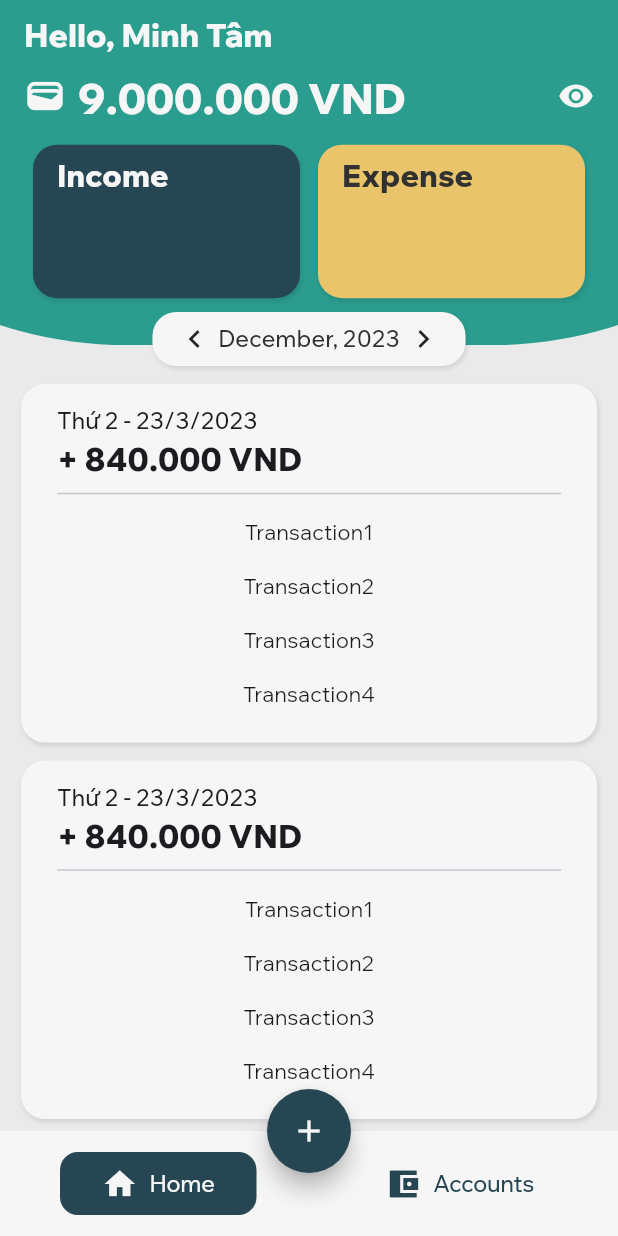
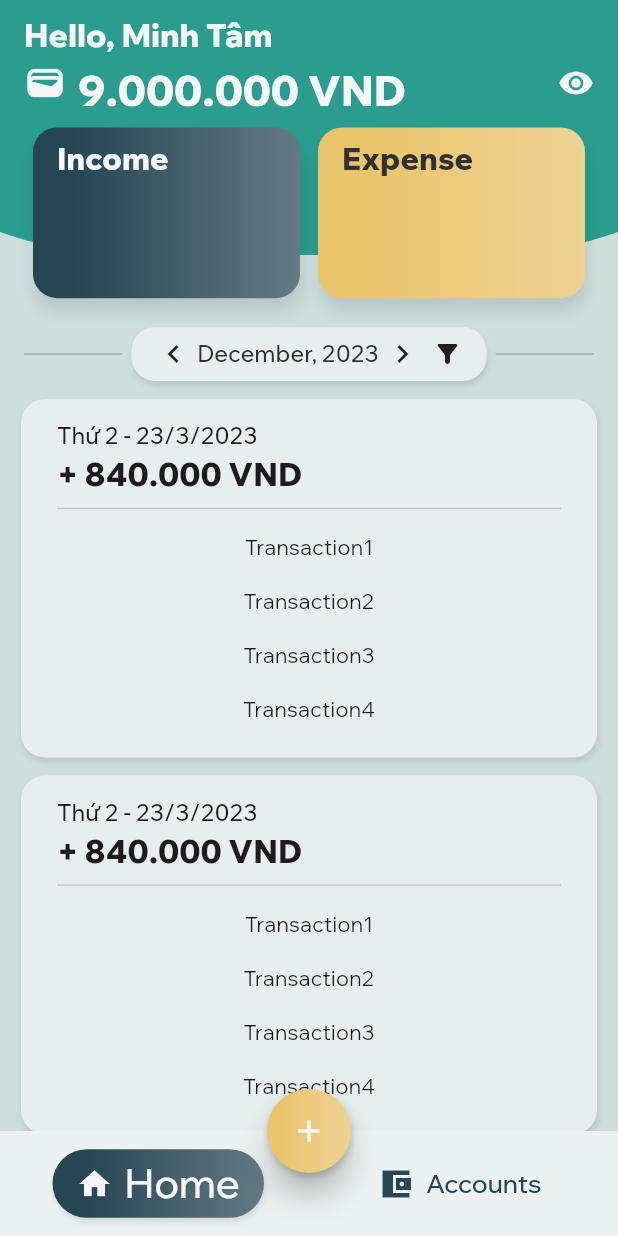
Before and after one commit to minhtaama/money-tracker, a Flutter app: the screen it shows after launch, on a phone screen of 412 x 824 dp. Run offline on Flutter 3.47's test engine with Material 2 defaults, Android fonts, the phone set to English and light mode, and no system bars; our stand-ins replace flutter_riverpod, go_router; missing offline and left inert: snap_scroll_physics; generated files the repository leaves out were written again.

Commit message:
add gradient to card_item.dart and fix bugs related to UI

```diff
--- a/lib/src/common_widgets/card_item.dart
+++ b/lib/src/common_widgets/card_item.dart
@@ -3,16 +3,32 @@ import 'package:money_tracker_app/src/utils/extensions/context_extensions.dart';
 
 class CardItem extends StatelessWidget {
   /// A common widget for this project
-  const CardItem({Key? key, required this.child, this.color, this.height, this.width}) : super(key: key);
-  final Widget child;
+  const CardItem(
+      {Key? key,
+      required this.child,
+      this.color,
+      this.height,
+      this.width,
+      this.isGradient = false,
+      this.borderRadius,
+      this.margin,
+      this.elevation = 1})
+      : super(key: key);
   final Color? color;
   final double? height;
   final double? width;
+  final double elevation;
+  final EdgeInsetsGeometry? margin;
+  final BorderRadiusGeometry? borderRadius;
+  final bool isGradient;
+  final Widget child;
 
   @override
   Widget build(BuildContext context) {
+    final defaultBgColor = Color.lerp(context.appTheme.background2, context.appTheme.secondary, 0.08)!;
+
     return Padding(
-      padding: const EdgeInsets.symmetric(horizontal: 6, vertical: 6),
+      padding: margin ?? const EdgeInsets.symmetric(horizontal: 6, vertical: 6),
       child: Container(
         constraints: const BoxConstraints(
           minHeight: 20,
@@ -21,11 +37,25 @@ class CardItem extends StatelessWidget {
         height: height,
         width: width,
         decoration: BoxDecoration(
-          color: color ?? context.appTheme.background2,
-          borderRadius: BorderRadius.circular(16),
-          boxShadow: [
-            BoxShadow(color: Colors.black.withOpacity(0.1), blurRadius: 2, offset: const Offset(1, 2)),
-          ],
+          color: color ?? defaultBgColor,
+          borderRadius: borderRadius ?? BorderRadius.circular(16),
+          boxShadow: elevation == 0
+              ? null
+              : [
+                  BoxShadow(
+                      color: Colors.black.withOpacity(0.1),
+                      blurRadius: 2 + elevation,
+                      offset: Offset(1, 2 + elevation)),
+                ],
+          gradient: isGradient
+              ? LinearGradient(
+                  colors: [
+                    color ?? defaultBgColor,
+                    Color.lerp(color ?? defaultBgColor, context.appTheme.background2, 0.3)!
+                  ],
+                  stops: const [0.15, 1],
+                )
+              : null,
         ),
         child: Padding(
           padding: const EdgeInsets.symmetric(horizontal: 16.0, vertical: 6),
--- a/lib/src/features/custom_navigation_bar/presentation/bottom_app_bar/bottom_app_bar_button.dart
+++ b/lib/src/features/custom_navigation_bar/presentation/bottom_app_bar/bottom_app_bar_button.dart
@@ -1,4 +1,5 @@
 import 'package:flutter/material.dart';
+import 'package:money_tracker_app/src/common_widgets/card_item.dart';
 import 'package:money_tracker_app/src/utils/constants.dart';
 import 'package:money_tracker_app/src/utils/extensions/context_extensions.dart';
 import 'bottom_app_bar_with_fab.dart';
@@ -24,8 +25,8 @@ class BottomAppBarButton extends StatelessWidget {
   @override
   Widget build(BuildContext context) {
     // use isLeft to set padding for symmetric with centered FAB
-    EdgeInsets buttonPadding = EdgeInsets.only(left: isLeft ? 40 : 35, right: isLeft ? 35 : 40);
-    BorderRadius borderRadius = BorderRadius.circular(12);
+    EdgeInsets buttonPadding = EdgeInsets.only(left: isLeft ? 35 : 30, right: isLeft ? 30 : 35);
+    BorderRadius borderRadius = BorderRadius.circular(38);
 
     return Expanded(
       child: Padding(
@@ -35,16 +36,12 @@ class BottomAppBarButton extends StatelessWidget {
           borderRadius: borderRadius,
           splashColor: backgroundColor.withAlpha(105),
           highlightColor: backgroundColor.withAlpha(105),
-          child: Container(
-            decoration: BoxDecoration(
-              border: Border.all(
+          child: CardItem(
             color: isSelected ? backgroundColor : Colors.transparent,
-              ),
             borderRadius: borderRadius,
-              color: isSelected ? backgroundColor : Colors.transparent,
-            ),
-            child: Padding(
-              padding: const EdgeInsets.all(8.0), //TODO: Hardnumber
+            margin: EdgeInsets.zero,
+            isGradient: isSelected ? true : false,
+            elevation: isSelected ? 1 : 0,
             child: Row(
               mainAxisAlignment: MainAxisAlignment.center,
               mainAxisSize: MainAxisSize.min,
@@ -53,12 +50,16 @@ class BottomAppBarButton extends StatelessWidget {
                   item.iconData,
                   color: isSelected ? context.appTheme.primaryNegative : backgroundColor,
                 ), //TODO: Implement Hive icon
-                  const SizedBox(width: 8), //TODO: Implement Gaps
-                  Text(
+                Gap.w8,
+                Expanded(
+                  child: FittedBox(
+                    child: Text(
                       item.text,
                       style: kHeader4TextStyle.copyWith(
                         color: isSelected ? context.appTheme.primaryNegative : backgroundColor,
                         fontFamily: 'WixMadeforDisplay',
+                      ),
+                    ),
                   ),
                 ),
               ],
@@ -66,7 +67,6 @@ class BottomAppBarButton extends StatelessWidget {
           ),
         ),
       ),
-      ),
     );
   }
 }
--- a/lib/src/features/custom_navigation_bar/presentation/bottom_app_bar/bottom_app_bar_with_fab.dart
+++ b/lib/src/features/custom_navigation_bar/presentation/bottom_app_bar/bottom_app_bar_with_fab.dart
@@ -74,7 +74,7 @@ class _BottomAppBarWithFABState extends ConsumerState<BottomAppBarWithFAB> {
       child: Theme(
         data: ThemeData(useMaterial3: false),
         child: BottomAppBar(
-          color: context.appTheme.background3,
+          color: Color.lerp(context.appTheme.background3, context.appTheme.secondary, 0.05)!,
           surfaceTintColor: null,
           elevation: 0,
           child: AnimatedOpacity(
--- a/lib/src/features/custom_navigation_bar/presentation/bottom_app_bar/custom_fab.dart
+++ b/lib/src/features/custom_navigation_bar/presentation/bottom_app_bar/custom_fab.dart
@@ -1,4 +1,5 @@
 import 'package:flutter/material.dart';
+import 'package:money_tracker_app/src/common_widgets/card_item.dart';
 import 'package:money_tracker_app/src/theming/app_theme.dart';
 import 'package:money_tracker_app/src/utils/constants.dart';
 import 'package:money_tracker_app/src/utils/extensions/context_extensions.dart';
@@ -213,12 +214,22 @@ class _CustomFloatingActionButtonState extends State<CustomFloatingActionButton>
   Widget build(BuildContext context) {
     return FloatingActionButton(
       key: globalKey,
+      onPressed: _showOverlay,
       shape: const CircleBorder(),
-      onPressed: _showOverlay,
-      backgroundColor: context.appTheme.primary,
-      child: Icon(
-        Icons.add,
-        color: context.appTheme.primaryNegative,
+      elevation: 8,
+      highlightElevation: 2,
+      backgroundColor: Colors.transparent,
+      child: CardItem(
+        margin: EdgeInsets.zero,
+        borderRadius: BorderRadius.circular(100),
+        height: double.infinity,
+        width: double.infinity,
+        color: context.appTheme.accent,
+        isGradient: true,
+        child: Icon(
+          Icons.add,
+          color: context.appTheme.primaryNegative,
+        ),
       ),
     );
   }
--- a/lib/src/features/custom_navigation_bar/presentation/scaffold_with_bottom_nav_bar_screen.dart
+++ b/lib/src/features/custom_navigation_bar/presentation/scaffold_with_bottom_nav_bar_screen.dart
@@ -79,7 +79,7 @@ class _ScaffoldWithBottomNavBarState extends ConsumerState<ScaffoldWithBottomNav
         },
       ),
       extendBody: false,
-      backgroundColor: context.appTheme.background,
+      backgroundColor: Color.lerp(context.appTheme.background, context.appTheme.secondary, 0.15)!,
       body: widget.child,
     );
   }
--- a/lib/src/features/custom_tab_page/presentation/custom_tab_bar.dart
+++ b/lib/src/features/custom_tab_page/presentation/custom_tab_bar.dart
@@ -110,15 +110,15 @@ class ExtendedTabBar extends StatelessWidget {
     return Stack(children: [
       Transform(
         transform: Matrix4.identity()
-          ..scale(1.5, 1.0, 1.0)
-          ..translate(0.0, -20.0, 0.0),
+          ..translate(0.0, -90, 0.0)
+          ..scale(1.5, 1.0, 1.0),
         origin: Offset(MediaQuery.of(context).size.width / 2, kExtendedCustomTabBarHeight / 2),
         child: Container(
           width: double.infinity,
           height: double.infinity,
           decoration: BoxDecoration(
             color: backgroundColor,
-            borderRadius: BorderRadius.circular(200),
+            borderRadius: BorderRadius.circular(1000),
           ),
           alignment: Alignment.center,
         ),
--- a/lib/src/features/home/presentation/extended_home_tab.dart
+++ b/lib/src/features/home/presentation/extended_home_tab.dart
@@ -20,9 +20,9 @@ class ExtendedHomeTab extends StatelessWidget {
               crossAxisAlignment: CrossAxisAlignment.start,
               verticalDirection: VerticalDirection.up,
               children: [
-                const Expanded(flex: 2, child: SizedBox()),
+                const Expanded(flex: 3, child: SizedBox()),
                 Expanded(
-                  flex: 7,
+                  flex: 9,
                   child: Row(
                     children: const [
                       Expanded(
@@ -106,8 +106,10 @@ class IncomeExpenseCard extends StatelessWidget {
       padding: const EdgeInsets.symmetric(vertical: 8.0),
       child: CardItem(
         color: isIncome ? context.appTheme.primary : context.appTheme.accent,
+        isGradient: true,
         width: double.infinity,
         height: double.infinity,
+        elevation: 6,
         child: Text(
           isIncome ? 'Income' : 'Expense',
           style: kHeader2TextStyle.copyWith(
@@ -126,7 +128,14 @@ class DateSelector extends StatelessWidget {
 
   @override
   Widget build(BuildContext context) {
-    return CardItem(
+    return Row(
+      children: [
+        Expanded(
+          child: Divider(
+            color: context.appTheme.primary.withOpacity(0.3),
+          ),
+        ),
+        CardItem(
           child: Row(
             crossAxisAlignment: CrossAxisAlignment.center,
             mainAxisAlignment: MainAxisAlignment.spaceAround,
@@ -142,8 +151,17 @@ class DateSelector extends StatelessWidget {
               ),
               Gap.w4,
               const Icon(Icons.keyboard_arrow_right).temporaryIcon,
+              Gap.w8,
+              const Icon(Icons.filter_alt_rounded, size: 20).temporaryIcon,
             ],
           ),
+        ),
+        Expanded(
+          child: Divider(
+            color: context.appTheme.primary.withOpacity(0.3),
+          ),
+        ),
+      ],
     );
   }
 }
--- a/lib/src/features/home/presentation/home_tab.dart
+++ b/lib/src/features/home/presentation/home_tab.dart
@@ -12,7 +12,7 @@ class HomeTab extends StatelessWidget {
     return GestureDetector(
       onTap: () => print('child tapped'),
       child: Container(
-        color: context.appTheme.background,
+        color: Color.lerp(context.appTheme.background, context.appTheme.secondary, 0.15)!,
         height: double.infinity,
         child: Padding(
           padding: const EdgeInsets.symmetric(horizontal: 18.0),
--- a/lib/src/features/transactions/presentation/add_transaction_modal_screen.dart
+++ b/lib/src/features/transactions/presentation/add_transaction_modal_screen.dart
@@ -10,6 +10,7 @@ class AddTransactionModalScreen extends StatelessWidget {
   @override
   Widget build(BuildContext context) {
     return const Placeholder();
+    //TODO: Implement this screen
   }
 }
 
--- a/lib/src/utils/constants.dart
+++ b/lib/src/utils/constants.dart
@@ -8,8 +8,7 @@ const kHeader4TextStyle = TextStyle(fontWeight: FontWeight.w500, fontSize: 15);
 
 // Value related to CustomTabBar and CustomTabPage
 const double kCustomTabBarHeight = 50;
-const double kExtendedCustomTabBarHeight = 250;
-const double kTriggerHeight = 10;
+const double kExtendedCustomTabBarHeight = 260;
 const Duration kAppBarExtendDuration = Duration(milliseconds: 10);
 
 // Value related to BottomAppBar
```
Lines whose indentation alone changed are shown as unchanged.
